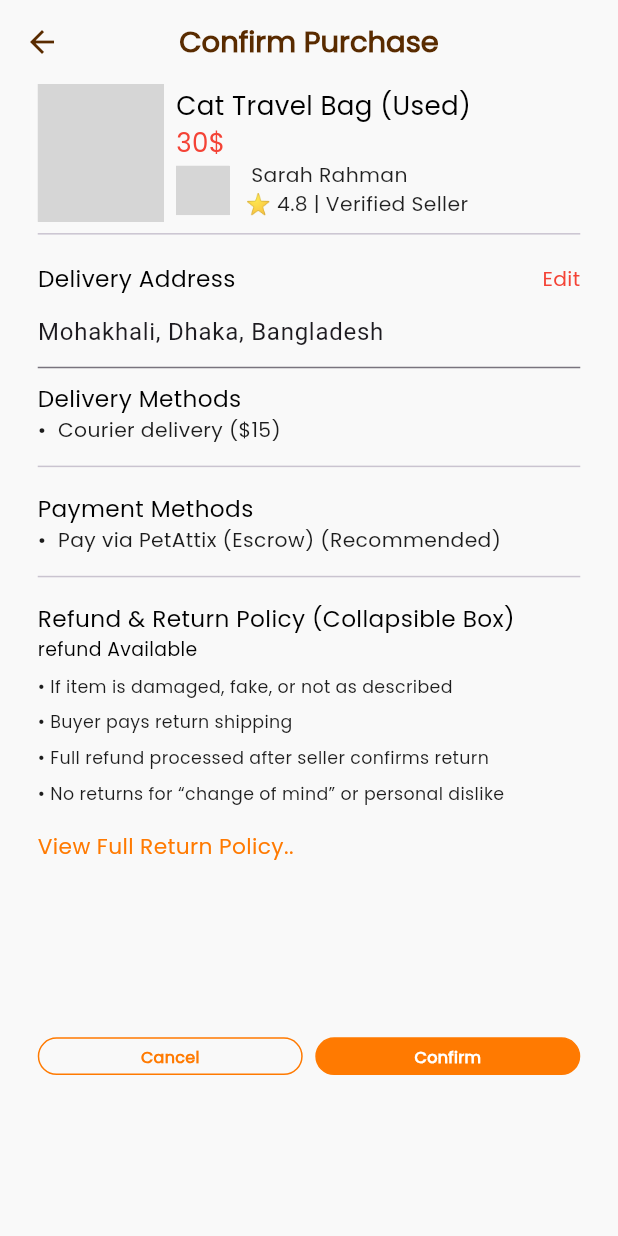
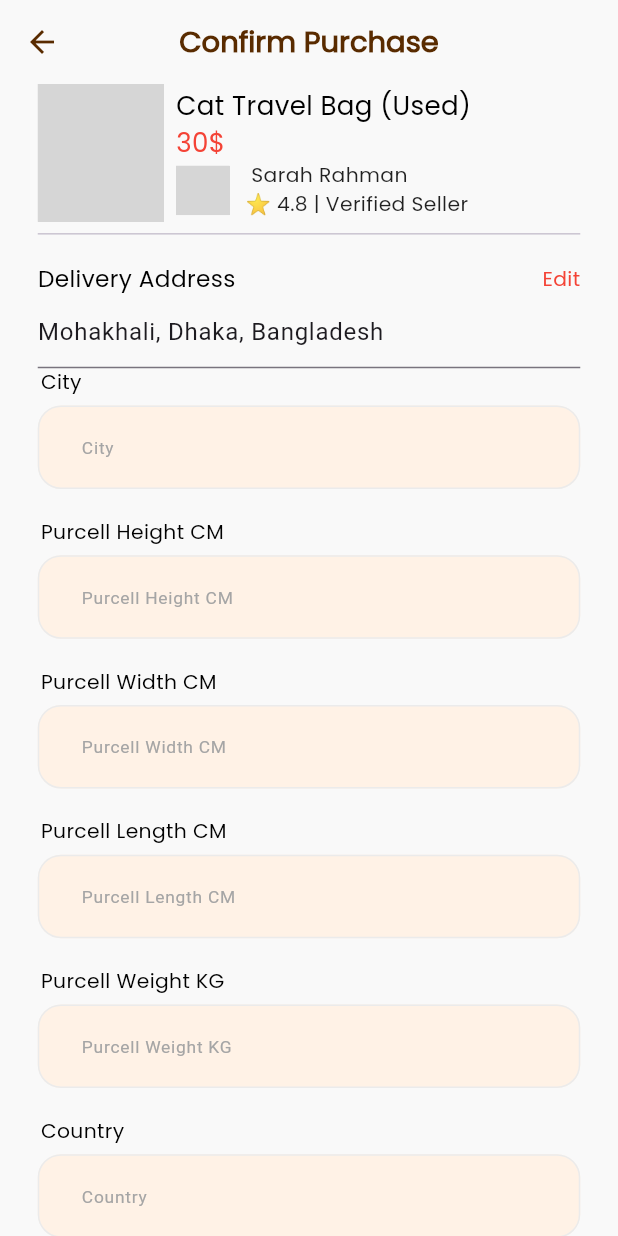
Before and after one commit to sagorahamed1/e-commerce-app, a Flutter app: the ConfirmPurchaseScreen screen opened by its route, on a phone screen of 412 x 824 dp. Run offline on Flutter 3.47's test engine with Material 3 defaults, Android fonts, the phone set to English and light mode, and no system bars; our stand-ins replace chat_bubbles, connectivity_plus, contained_tab_bar_view, flutter_rating_bar, flutter_screenutil, flutter_staggered_animations and 15 more; missing offline and left inert: flutter_stripe, mime_type; accounts and stored records are empty; statements that could not run were skipped; grey boxes are pictures that could not be loaded.

Commit message:
confirm purchses desing done

```diff
--- a/lib/views/screens/post/post_screen.dart
+++ b/lib/views/screens/post/post_screen.dart
@@ -257,7 +257,7 @@ class _PostScreenState extends State<PostScreen> {
             //     productController.searchCountry(value);
             //   },
             // ),
-            //
+
             // Obx(() {
             //   if (!productController.isListVisible.value) {
             //     return const SizedBox.shrink();
--- a/lib/views/screens/purchas/confirm_purchase_screen.dart
+++ b/lib/views/screens/purchas/confirm_purchase_screen.dart
@@ -7,7 +7,9 @@ import 'package:petattix/views/widgets/cachanetwork_image.dart';
 import 'package:petattix/views/widgets/custom_app_bar.dart';
 import 'package:petattix/views/widgets/custom_text.dart';
 
+import '../../../controller/product_controller.dart';
 import '../../widgets/custom_button.dart';
+import '../../widgets/custom_text_field.dart';
 
 class ConfirmPurchaseScreen extends StatefulWidget {
    ConfirmPurchaseScreen({super.key});
@@ -17,7 +19,22 @@ class ConfirmPurchaseScreen extends StatefulWidget {
 }
 
 class _ConfirmPurchaseScreenState extends State<ConfirmPurchaseScreen> {
+
+  ProductController productController = Get.put(ProductController());
+
   TextEditingController deliveryAddress = TextEditingController();
+
+  TextEditingController heightCtrl = TextEditingController();
+  TextEditingController widthCtrl = TextEditingController();
+  TextEditingController lengthCtrl = TextEditingController();
+  TextEditingController weightCtrl = TextEditingController();
+  TextEditingController postalCodeCtrl = TextEditingController();
+  TextEditingController countryCodeCtrl = TextEditingController();
+  TextEditingController countryIdCtrl = TextEditingController();
+  TextEditingController countryTitleCtrl = TextEditingController();
+  TextEditingController addressLine1Ctrl = TextEditingController();
+  TextEditingController addressLine2Ctrl = TextEditingController();
+  TextEditingController cityCtrl = TextEditingController();
 
   @override
   void initState() {
@@ -94,63 +111,167 @@ class _ConfirmPurchaseScreenState extends State<ConfirmPurchaseScreen> {
               controller: deliveryAddress,
               decoration: InputDecoration(border: UnderlineInputBorder()),
             ),
-            CustomText(
-              text: "Delivery Methods",
-              fontSize: 16.h,
-              color: Colors.black,
-              top: 10.h,
+
+
+
+            CustomTextField(
+                controller: cityCtrl,
+                labelText: "City",
+                hintText: "City"),
+
+
+            CustomTextField(
+              keyboardType: TextInputType.number,
+                controller: heightCtrl,
+                labelText: "Purcell Height CM",
+                hintText: "Purcell Height CM"),
+            CustomTextField(
+              keyboardType: TextInputType.number,
+                controller: widthCtrl,
+                labelText: "Purcell Width CM",
+                hintText: "Purcell Width CM"),
+            CustomTextField(
+              keyboardType: TextInputType.number,
+                controller: lengthCtrl,
+                labelText: "Purcell Length CM",
+                hintText: "Purcell Length CM"),
+            CustomTextField(
+              keyboardType: TextInputType.number,
+                controller: weightCtrl,
+                labelText: "Purcell Weight KG",
+                hintText: "Purcell Weight KG"),
+
+
+
+
+            CustomTextField(
+              controller: countryTitleCtrl,
+              labelText: "Country",
+              hintText: "Country",
+              onTap: () {
+                productController.isListVisible.value = true;
+              },
+              onChanged: (value) {
+                productController.searchCountry(value);
+              },
             ),
-            CustomText(
-                color: Color(0xff1C1C1C),
-                text: "•  Courier delivery (\$15)",
-                bottom: 7.h),
-            Divider(),
-            CustomText(
-              text: "Payment Methods",
-              fontSize: 16.h,
-              color: Colors.black,
-              top: 10.h,
-            ),
-            CustomText(
-                color: Color(0xff1C1C1C),
-                text: "•  Pay via PetAttix (Escrow) (Recommended)",
-                bottom: 7.h),
-            Divider(),
-            CustomText(
-              text: "Refund & Return Policy (Collapsible Box)",
-              fontSize: 16.h,
-              color: Colors.black,
-              top: 10.h,
-            ),
-            CustomText(
-                text: "refund Available", color: Colors.black, fontSize: 13.h),
-            CustomText(
-                color: Color(0xff1C1C1C),
-                text: "• If item is damaged, fake, or not as described",
-                bottom: 7.h,
-                fontSize: 12.h,
-                top: 8.h),
-            CustomText(
-                color: Color(0xff1C1C1C),
-                text: "• Buyer pays return shipping",
-                bottom: 7.h,
-                fontSize: 12.h),
-            CustomText(
-                color: Color(0xff1C1C1C),
-                text: "• Full refund processed after seller confirms return",
-                bottom: 7.h,
-                fontSize: 12.h),
-            CustomText(
-                color: Color(0xff1C1C1C),
-                text: "• No returns for “change of mind” or personal dislike",
-                bottom: 7.h,
-                fontSize: 12.h),
-            CustomText(
-                text: "View Full Return Policy..",
-                fontSize: 15.h,
-                color: AppColors.primaryColor,
-                top: 10.h,
-                bottom: 120.h),
+
+            Obx(() {
+              if (!productController.isListVisible.value) {
+                return const SizedBox.shrink();
+              }
+
+              if (productController.isLoading.value) {
+                return const Center(child: CircularProgressIndicator());
+              }
+
+              return Container(
+                height: 150,
+                decoration: BoxDecoration(
+                  color: Colors.black12,
+                  border: Border.all(color: Colors.grey, width: 0.05)
+                ),
+                child: ListView.builder(
+                  itemCount: productController.filteredCountry.length,
+                  itemBuilder: (context, index) {
+                    final country = productController.filteredCountry[index];
+                    return GestureDetector(
+                      onTap: () {
+                        countryTitleCtrl.text = country.title;
+                        countryCodeCtrl.text = country.countryCode;
+                        countryIdCtrl.text = country.countryId.toString();
+                        productController.isListVisible.value = false; // close list
+                      },
+                      child: Padding(
+                        padding: const EdgeInsets.all(8.0),
+                        child: Text(country.title),
+                      ),
+                    );
+                  },
+                ),
+              );
+            }),
+
+
+            CustomTextField(
+                controller: addressLine1Ctrl,
+                labelText: "Address line 1",
+                hintText: "Address line 1"),
+
+
+
+            CustomTextField(
+                controller: addressLine2Ctrl,
+                labelText: "Address line 2",
+                hintText: "Address line 2"),
+
+
+            CustomTextField(
+              keyboardType: TextInputType.number,
+                controller: postalCodeCtrl,
+                labelText: "Postal Code",
+                hintText: "Postal Code"),
+
+
+
+
+            // CustomText(
+            //   text: "Delivery Methods",
+            //   fontSize: 16.h,
+            //   color: Colors.black,
+            //   top: 10.h,
+            // ),
+            // CustomText(
+            //     color: Color(0xff1C1C1C),
+            //     text: "•  Courier delivery (\$15)",
+            //     bottom: 7.h),
+            // Divider(),
+            // CustomText(
+            //   text: "Payment Methods",
+            //   fontSize: 16.h,
+            //   color: Colors.black,
+            //   top: 10.h,
+            // ),
+            // CustomText(
+            //     color: Color(0xff1C1C1C),
+            //     text: "•  Pay via PetAttix (Escrow) (Recommended)",
+            //     bottom: 7.h),
+            // Divider(),
+            // CustomText(
+            //   text: "Refund & Return Policy (Collapsible Box)",
+            //   fontSize: 16.h,
+            //   color: Colors.black,
+            //   top: 10.h,
+            // ),
+            // CustomText(
+            //     text: "refund Available", color: Colors.black, fontSize: 13.h),
+            // CustomText(
+            //     color: Color(0xff1C1C1C),
+            //     text: "• If item is damaged, fake, or not as described",
+            //     bottom: 7.h,
+            //     fontSize: 12.h,
+            //     top: 8.h),
+            // CustomText(
+            //     color: Color(0xff1C1C1C),
+            //     text: "• Buyer pays return shipping",
+            //     bottom: 7.h,
+            //     fontSize: 12.h),
+            // CustomText(
+            //     color: Color(0xff1C1C1C),
+            //     text: "• Full refund processed after seller confirms return",
+            //     bottom: 7.h,
+            //     fontSize: 12.h),
+            // CustomText(
+            //     color: Color(0xff1C1C1C),
+            //     text: "• No returns for “change of mind” or personal dislike",
+            //     bottom: 7.h,
+            //     fontSize: 12.h),
+            // CustomText(
+            //     text: "View Full Return Policy..",
+            //     fontSize: 15.h,
+            //     color: AppColors.primaryColor,
+            //     top: 10.h,
+            //     bottom: 120.h),
             Row(
               children: [
                 Expanded(
```
